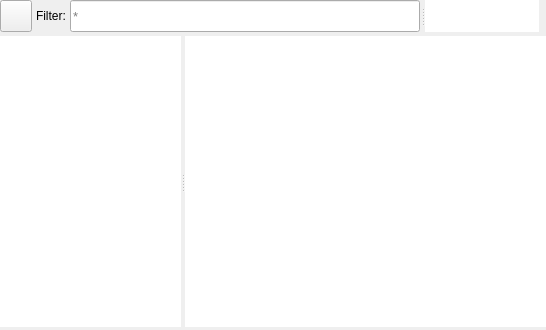
First picture: the form in src/conan_app_launcher/ui/views/package_explorer/package_explorer.ui, repository goszpeti/conan_explorer, before the edit.
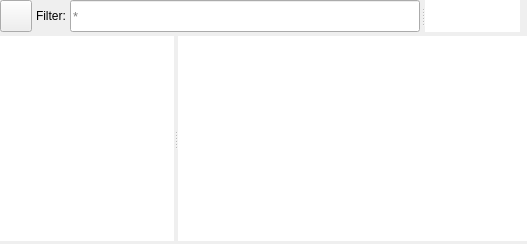
Second picture: the form after the edit.

```diff
--- a/src/conan_app_launcher/ui/views/package_explorer/package_explorer.ui
+++ b/src/conan_app_launcher/ui/views/package_explorer/package_explorer.ui
@@ -6,8 +6,8 @@
    <rect>
     <x>0</x>
     <y>0</y>
-    <width>546</width>
-    <height>330</height>
+    <width>527</width>
+    <height>244</height>
    </rect>
   </property>
   <property name="windowTitle">
```
Left out of the diff: 6 changed lines with no effect on the pictures.
